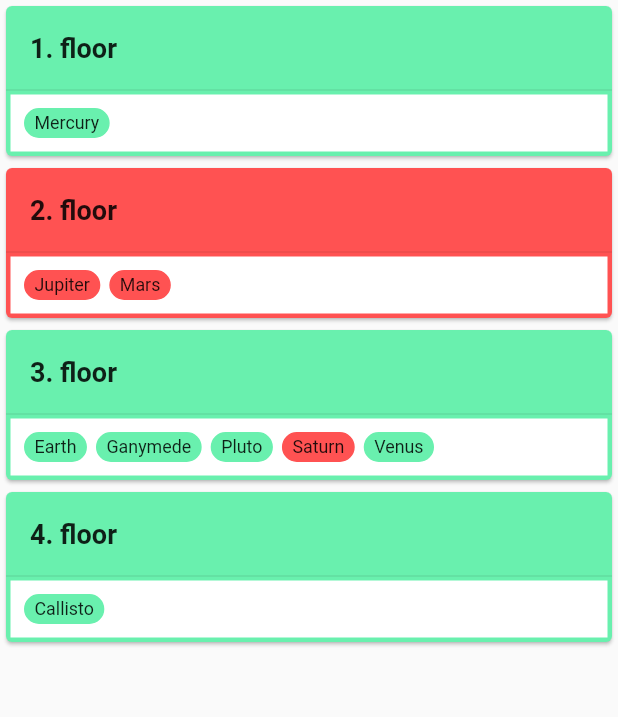
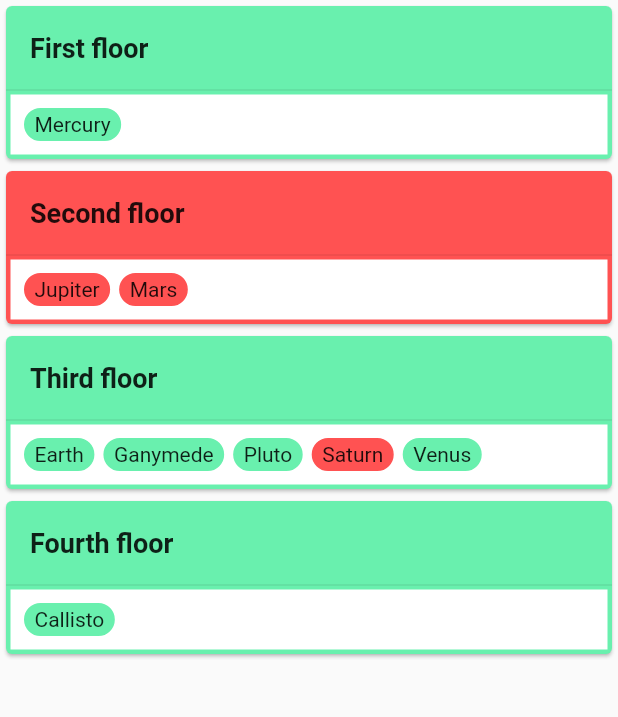
Before and after one commit to bartstephane/flutter_popup_meeting_rooms, a Flutter app: the screen it shows after launch, on a phone screen of 412 x 824 dp, the part 180-897 px from its top. Run offline on Flutter 3.47's test engine with Material 2 defaults, Android fonts, the phone set to English and light mode, and no system bars.

```diff
--- a/lib/business/floor.dart
+++ b/lib/business/floor.dart
@@ -1,12 +1,17 @@
+import 'package:json_annotation/json_annotation.dart';
 import 'package:popup_meeting_rooms/business/room.dart';
 
+part 'floor.g.dart';
+
+@JsonSerializable()
 class Floor {
-  final int building_floor;
-  final List<Room> rooms;
+  Floor(this.floor_id, this.floor_name, this.floor_rooms);
 
-  const Floor({
-    required this.building_floor,
-    required this.rooms,
-  });
+  int floor_id;
+  String floor_name;
+  List<Room> floor_rooms;
+
+  factory Floor.fromJson(Map<String, dynamic> json) => _$FloorFromJson(json);
+  Map<String, dynamic> toJson() => _$FloorToJson(this);
 
 }
--- a/lib/business/room.dart
+++ b/lib/business/room.dart
@@ -1,23 +1,16 @@
+import 'package:json_annotation/json_annotation.dart';
+
+part 'room.g.dart';
+
+@JsonSerializable()
 class Room {
-  final int id;
-  final String room_name;
-  final int building_floor;
-  final bool detected;
+  Room(this.room_id, this.room_name, this.detected);
 
-  const Room({
-    required this.id,
-    required this.room_name,
-    required this.building_floor,
-    required this.detected,
-  });
+  int room_id;
+  String room_name;
+  bool detected;
 
-  factory Room.fromJson(Map<String, dynamic> json) {
-    return Room(
-      id: json['id'] as int,
-      room_name: json['room_name'] as String,
-      building_floor: json['building_floor'] as int,
-      detected: json['detected'] as bool,
-    );
-  }
+  factory Room.fromJson(Map<String, dynamic> json) => _$RoomFromJson(json);
+  Map<String, dynamic> toJson() => _$RoomToJson(this);
 
 }
--- a/lib/widgets/floor_details.dart
+++ b/lib/widgets/floor_details.dart
@@ -1,7 +1,8 @@
-import 'package:flutter/cupertino.dart';
+import 'package:flutter/material.dart';
+import 'package:popup_meeting_rooms/business/floor.dart';
 
 class FloorDetails extends StatefulWidget {
-  FloorDetails({required Key key}) : super(key: key);
+  FloorDetails({required Key key, required Floor floor}) : super(key: key);
 
   @override
   _FloorDetailsState createState() => _FloorDetailsState();
--- a/lib/widgets/home.dart
+++ b/lib/widgets/home.dart
@@ -4,7 +4,6 @@ import 'package:flutter/services.dart';
 import 'package:popup_meeting_rooms/business/floor.dart';
 import 'package:popup_meeting_rooms/business/room.dart';
 import 'package:popup_meeting_rooms/config/strings.dart';
-import 'package:popup_meeting_rooms/widgets/building.dart';
 import 'package:popup_meeting_rooms/widgets/floor_details.dart';
 import 'package:popup_meeting_rooms/widgets/rooms_by_floor.dart';
 
@@ -83,7 +82,12 @@ class _HomeState extends State<Home> {
             context,
             MaterialPageRoute(
               builder: (context) => FloorDetails(
-                    key: Key(floor.building_floor.toString()),)),
+                key: Key(
+                    floor.floor_id.toString()
+                ),
+                floor: floor,
+              ),
+            ),
           );
         },
         child: Column(
@@ -91,7 +95,7 @@ class _HomeState extends State<Home> {
           children: <Widget>[
             ListTile(
               title: Text(
-                floor.building_floor.toString() + '. floor',
+                floor.floor_name,
                 style: TextStyle(
                   fontWeight: FontWeight.bold,
                   fontSize: 18,
@@ -105,28 +109,28 @@ class _HomeState extends State<Home> {
               decoration: BoxDecoration(
                 color: Colors.white,
               ),
+              child: Container(
                 child: RoomsByFloor(
-                  key: Key(
-                      floor.building_floor.toString()
+                  key: Key(floor.floor_id.toString()),
+                  floor: floor,
                 ),
-                  floor: floor,
               ),
             ),
           ],
         ),
       ),
       elevation: 1.0,
-      color: _changeColor(floor),
+      color: _changeFloorColor(floor),
     );
+
   }
 
-  Color _changeColor(Floor floor) {
+  Color _changeFloorColor(Floor floor) {
     int availableRooms = 0;
-    for(Room room in floor.rooms) {
+    for(Room room in floor.floor_rooms) {
       if(room.detected == false) {
         availableRooms++;
       }
-      print('Floor ' + floor.building_floor.toString() + ' : ' + availableRooms.toString() + ' available rooms');
       if(availableRooms > 0) {
         return Colors.greenAccent;
       } else {
@@ -165,26 +169,15 @@ Future<List<Room>> fetchRooms() async {
   return parseRooms(data);
 }
 */
-List<Floor> parseFloors(String data) {
+List<Floor> parseData(String data) {
 
   final parsed = jsonDecode(data).cast<Map<String, dynamic>>();
 
-  List<Room> rooms = parsed.map<Room>((json) => Room.fromJson(json)).toList();
-
-  List<Floor> floors = List.empty(growable: true);
-
-  for(int i = 1; i <= rooms[rooms.length - 1].building_floor; i++) {
-    List<Room> floorRooms = List.from(rooms);
-    Floor floor = Floor(building_floor: i, rooms: floorRooms);
-    floor.rooms.removeWhere((element) => element.building_floor != i);
-    floors.add(floor);
-  }
-
-  return floors;
+  return parsed.map<Floor>((json) => Floor.fromJson(json)).toList();
 
 }
 
 Future<List<Floor>> fetchJson() async {
-  final String data = await rootBundle.loadString('assets/data.json');
-  return parseFloors(data);
+  final String data = await rootBundle.loadString('assets/data_v2.json');
+  return parseData(data);
 }
--- a/lib/widgets/rooms_by_floor.dart
+++ b/lib/widgets/rooms_by_floor.dart
@@ -3,9 +3,10 @@ import 'package:popup_meeting_rooms/business/floor.dart';
 import 'package:popup_meeting_rooms/business/room.dart';
 
 class RoomsByFloor extends StatefulWidget {
-  final Floor floor;
 
   const RoomsByFloor({required Key key, required this.floor}) : super(key: key);
+
+  final Floor floor;
 
   _RoomsByFloorState createState() => _RoomsByFloorState();
 
@@ -16,36 +17,34 @@ class _RoomsByFloorState extends State<RoomsByFloor> {
   @override
   Widget build(BuildContext context) {
     return Row(
-        children: _buildRooms(
-            widget.floor.rooms,
-            widget.floor.rooms.length
-        ),
+        children: _listRooms(widget.floor, widget.floor.floor_rooms.length)
     );
   }
 
-  List<Container> _buildRooms(List<Room> rooms, int length) => List.generate(
-    length, (index) => Container(
+  List<Container> _listRooms(Floor floor, int length) => List.generate(
+    length,
+        (index) => Container(
           child: Text(
-          widget.floor.rooms[index].room_name,
-          textScaleFactor: 0.85
+            floor.floor_rooms[index].room_name,
           ),
           margin: EdgeInsets.fromLTRB(3, 3, 3, 3),
           padding: EdgeInsets.fromLTRB(6, 2, 6, 2),
           decoration: BoxDecoration(
             border: Border.all(
-          color: _changeColor(widget.floor.rooms[index]),
+              color: _changeRoomColor(floor.floor_rooms[index]),
             ),
             borderRadius: BorderRadius.circular(20),
-        color: _changeColor(widget.floor.rooms[index]),
+            color: _changeRoomColor(floor.floor_rooms[index]),
           ),
         ),
   );
 
-  Color _changeColor(Room room) {
-    if(room.detected) {
+  Color _changeRoomColor(Room room) {
+    if(room.detected == false) {
+      return Colors.greenAccent;
+    } else {
       return Colors.redAccent;
-    } else {
-      return Colors.greenAccent;
     }
   }
+
 }
--- a/pubspec.yaml
+++ b/pubspec.yaml
@@ -34,6 +34,7 @@ dependencies:
   # The following adds the Cupertino Icons font to your application.
   # Use with the CupertinoIcons class for iOS style icons.
   cupertino_icons: ^1.0.2
+  json_annotation: ^4.3.0
 
 dev_dependencies:
   flutter_test:
@@ -45,6 +46,8 @@ dev_dependencies:
   # package. See that file for information about deactivating specific lint
   # rules and activating additional ones.
   flutter_lints: ^1.0.0
+  json_serializable: ^6.0.1
+  build_runner: ^2.1.5
 
 # For information on the generic Dart part of this file, see the
 # following page: https://dart.dev/tools/pub/pubspec
@@ -60,6 +63,7 @@ flutter:
   # To add assets to your application, add an assets section, like this:
   assets:
     - assets/data.json
+    - assets/data_v2.json
     - assets/headerPic.jpg
 
   # An image asset can refer to one or more resolution-specific "variants", see
```
Also changed, not shown: assets/data_v2.json (added, +71 -0 lines), lib/business/building.dart (added, +17 -0 lines), lib/widgets/building.dart (deleted, +0 -63 lines), lib/business/building.g.dart (added), lib/business/floor.g.dart (added), lib/business/room.g.dart (added), pubspec.lock, 1 other file. Lines whose indentation alone changed are shown as unchanged.
